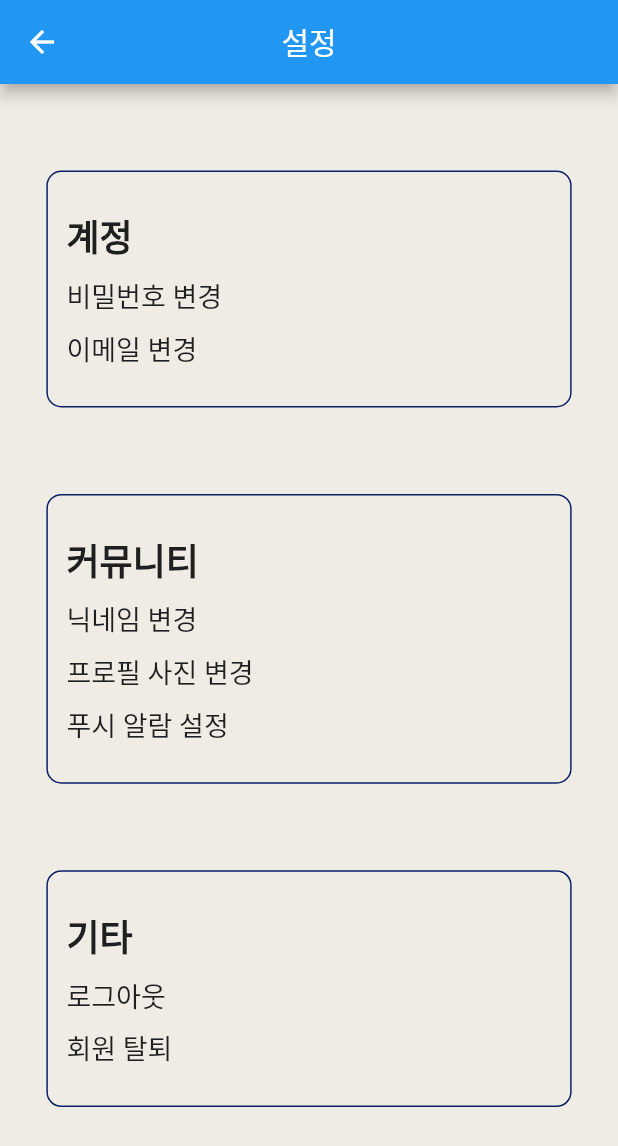
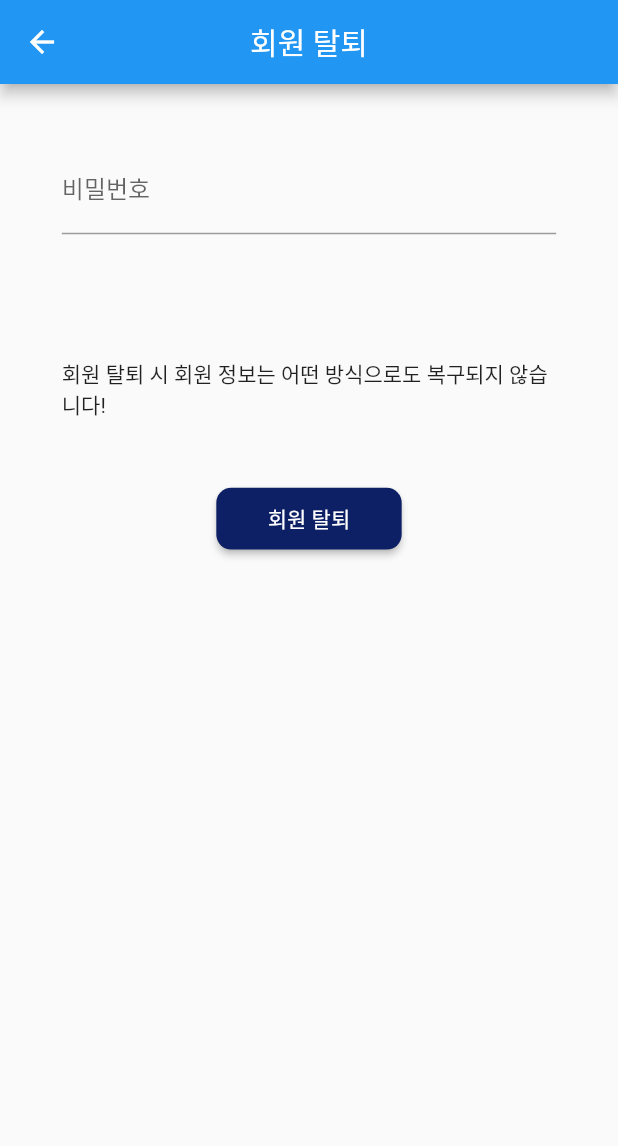
Before and after one commit to bioroid17/MediaProject, a Flutter app: the SettingScreen screen opened directly, after a tap on "회원 탈퇴", on a phone screen of 412 x 824 dp. Shown: the top 1146 px of the screen. Run offline on Flutter 3.47's test engine with Material 2 defaults, Android fonts, the phone set to English and light mode, and no system bars; our stand-ins replace flutter_local_notifications.

Commit message:
설정창 UI 일부 수정

```diff
--- a/batta/lib/screen/screen_changepassword.dart
+++ b/batta/lib/screen/screen_changepassword.dart
@@ -17,7 +17,7 @@ class _ChangePasswordScreenState extends State<ChangePasswordScreen> {
     return SafeArea(
       child: Scaffold(
         appBar: AppBar(
-          title: const Text('이메일 변경'),
+          title: const Text('비밀번호 변경'),
           centerTitle: true,
         ),
         body: Column(
--- /dev/null
+++ b/batta/lib/screen/screen_deleteaccount.dart
@@ -0,0 +1,101 @@
+import 'package:flutter/material.dart';
+
+class DeleteAccountScreen extends StatefulWidget {
+  const DeleteAccountScreen({super.key});
+
+  @override
+  State<DeleteAccountScreen> createState() => _DeleteAccountScreenState();
+}
+
+class _DeleteAccountScreenState extends State<DeleteAccountScreen> {
+  @override
+  Widget build(BuildContext context) {
+    Size screenSize = MediaQuery.of(context).size;
+    double width = screenSize.width;
+    double height = screenSize.height;
+
+    return SafeArea(
+      child: Scaffold(
+        appBar: AppBar(
+          title: const Text('회원 탈퇴'),
+          centerTitle: true,
+        ),
+        body: Column(
+          children: [
+            Container(
+              padding: EdgeInsets.symmetric(
+                horizontal: width * 0.1,
+                vertical: height * 0.05,
+              ),
+              child: const TextField(
+                decoration: InputDecoration(
+                  labelText: '비밀번호',
+                ),
+                keyboardType: TextInputType.text,
+                obscureText: true,
+              ),
+            ),
+            Container(
+              padding: EdgeInsets.symmetric(
+                horizontal: width * 0.1,
+                vertical: height * 0.05,
+              ),
+              child: const Text("회원 탈퇴 시 회원 정보는 어떤 방식으로도 복구되지 않습니다!"),
+            ),
+            ButtonTheme(
+              child: ElevatedButton(
+                style: ElevatedButton.styleFrom(
+                  backgroundColor: const Color(0xFF0D2065),
+                  minimumSize: Size(
+                    width * 0.3,
+                    height * 0.05,
+                  ),
+                  shape: RoundedRectangleBorder(
+                    borderRadius: BorderRadius.circular(10),
+                  ),
+                ),
+                onPressed: () {
+                  showDialog(
+                    context: context,
+                    barrierDismissible: true,
+                    builder: (context) {
+                      return AlertDialog(
+                        title: const Text("회원 탈퇴"),
+                        content: const SingleChildScrollView(
+                          child: ListBody(
+                            children: [
+                              Text("회원 탈퇴를 진행하시겠습니까?"),
+                              Text("탈퇴 시, 회원 정보의 복구는 불가능합니다."),
+                            ],
+                          ),
+                        ),
+                        actions: [
+                          TextButton(
+                            onPressed: () {
+                              Navigator.of(context).pop();
+                            },
+                            child: const Text("탈퇴"),
+                          ),
+                          TextButton(
+                            onPressed: () {
+                              Navigator.of(context).pop();
+                            },
+                            child: const Text("취소"),
+                          ),
+                        ],
+                      );
+                    },
+                  );
+                },
+                child: const Text(
+                  '회원 탈퇴',
+                  style: TextStyle(color: Colors.white),
+                ),
+              ),
+            ),
+          ],
+        ),
+      ),
+    );
+  }
+}
--- a/batta/lib/screen/screen_setting.dart
+++ b/batta/lib/screen/screen_setting.dart
@@ -1,6 +1,8 @@
 import 'package:batta/screen/screen_changeemail.dart';
+import 'package:batta/screen/screen_changeimage.dart';
 import 'package:batta/screen/screen_changenick.dart';
 import 'package:batta/screen/screen_changepassword.dart';
+import 'package:batta/screen/screen_deleteaccount.dart';
 import 'package:flutter/material.dart';
 
 class SettingScreen extends StatelessWidget {
@@ -152,13 +154,13 @@ class SettingScreen extends StatelessWidget {
                                   TextButton(
                                     onPressed: () {
                                       Navigator.of(context).pop();
-                                      // Navigator.push(
-                                      //   context,
-                                      //   MaterialPageRoute(
-                                      //     builder: (context) =>
-                                      //         const ChangeEmailScreen(),
-                                      //   ),
-                                      // );
+                                      Navigator.push(
+                                        context,
+                                        MaterialPageRoute(
+                                          builder: (context) =>
+                                              const ChangeImageScreen(),
+                                        ),
+                                      );
                                     },
                                     child: const Text("변경"),
                                   ),
@@ -249,12 +251,12 @@ class SettingScreen extends StatelessWidget {
                       ),
                       GestureDetector(
                         onTap: () {
-                          // Navigator.push(
-                          //   context,
-                          //   MaterialPageRoute(
-                          //     builder: (context) => const ChangeEmailScreen(),
-                          //   ),
-                          // );
+                          Navigator.push(
+                            context,
+                            MaterialPageRoute(
+                              builder: (context) => const DeleteAccountScreen(),
+                            ),
+                          );
                         },
                         child: const Text(
                           "회원 탈퇴",
```
Also changed, not shown: batta/lib/screen/screen_changeimage.dart (added, +15 -0 lines).
